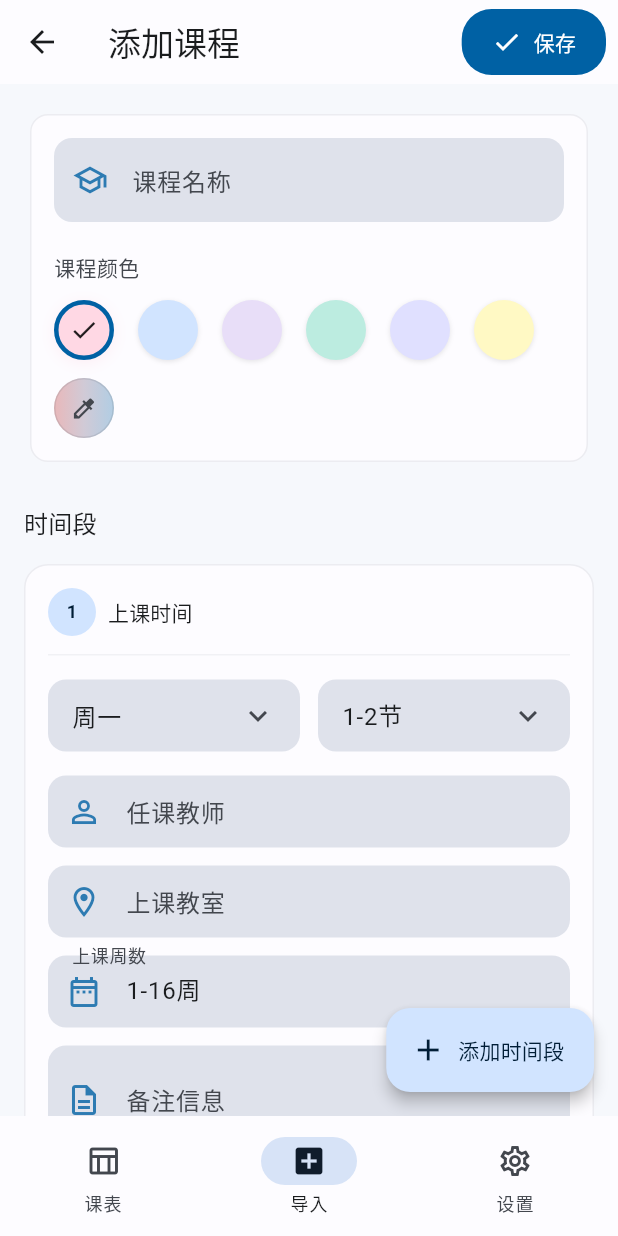
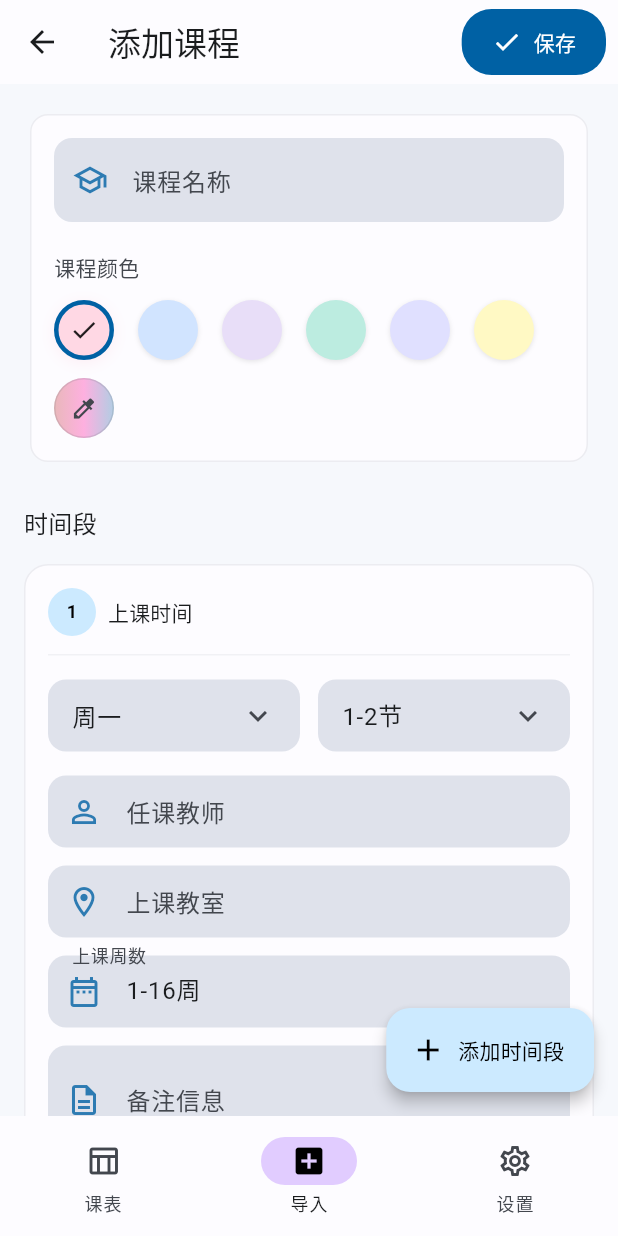
Before and after one commit to jacktaolai/sleepdown, a Flutter app: the screen it shows after launch, item 2 of the bottom bar chosen, on a phone screen of 412 x 824 dp. Run offline on Flutter 3.47's test engine with Material 3 defaults, Android fonts, the phone set to English and light mode, and no system bars; our stand-ins replace flutter_riverpod, shared_preferences, sqflite; accounts and stored records are empty.

Commit message:
fix/完善色彩管理

```diff
--- a/lib/theme/app_theme.dart
+++ b/lib/theme/app_theme.dart
@@ -1,170 +1,156 @@
 import 'package:flutter/material.dart';
 
 /// 应用主题管理器
-/// 集中管理所有主题颜色，支持亮色/暗色模式
+/// 使用 Material 3 种子颜色自动生成主题，支持亮色/暗色模式
 class AppTheme {
-  // ==================== 课程卡片颜色 ====================
-  // 这些是固定的品牌色，用于课程卡片，不随主题变化
-  static const List<Color> courseCardColors = [
+  // ==================== 主题种子颜色 ====================
+
+  /// 默认主题种子颜色 (蓝色)
+  static const Color defaultSeedColor = Color(0xFF0061A4);
+
+  // ==================== 主题构建 ====================
+
+  /// 亮色主题 - 使用种子颜色自动生成
+  static ThemeData get lightTheme {
+    return ThemeData(
+      useMaterial3: true,
+      brightness: Brightness.light,
+      colorScheme: _generateColorScheme(
+        seedColor: defaultSeedColor,
+        brightness: Brightness.light,
+      ),
+    );
+  }
+
+  /// 暗色主题 - 使用种子颜色自动生成
+  static ThemeData get darkTheme {
+    return ThemeData(
+      useMaterial3: true,
+      brightness: Brightness.dark,
+      colorScheme: _generateColorScheme(
+        seedColor: defaultSeedColor,
+        brightness: Brightness.dark,
+      ),
+    );
+  }
+
+  /// 生成 ColorScheme (兼容旧版本 Flutter)
+  static ColorScheme _generateColorScheme({
+    required Color seedColor,
+    required Brightness brightness,
+  }) {
+    final isLight = brightness == Brightness.light;
+
+    // 从种子颜色提取 HSL
+    final hsl = HSLColor.fromColor(seedColor);
+
+    // 计算主色
+    final primary = seedColor;
+    final onPrimary = isLight ? Colors.white : Colors.black;
+    final primaryContainer = hsl.withLightness(isLight ? 0.9 : 0.3).toColor();
+    final onPrimaryContainer = isLight ? Colors.black : Colors.white;
+
+    // 计算次色
+    final secondaryHue = (hsl.hue + 60) % 360;
+    final secondary = HSLColor.fromAHSL(1, secondaryHue, hsl.saturation, isLight ? 0.5 : 0.6).toColor();
+    final onSecondary = isLight ? Colors.white : Colors.black;
+    final secondaryContainer = HSLColor.fromAHSL(1, secondaryHue, hsl.saturation, isLight ? 0.9 : 0.3).toColor();
+    final onSecondaryContainer = isLight ? Colors.black : Colors.white;
+
+    // 计算 tertiary
+    final tertiaryHue = (hsl.hue + 120) % 360;
+    final tertiary = HSLColor.fromAHSL(1, tertiaryHue, hsl.saturation, isLight ? 0.5 : 0.6).toColor();
+    final onTertiary = isLight ? Colors.white : Colors.black;
+    final tertiaryContainer = HSLColor.fromAHSL(1, tertiaryHue, hsl.saturation, isLight ? 0.9 : 0.3).toColor();
+    final onTertiaryContainer = isLight ? Colors.black : Colors.white;
+
+    // 错误色
+    final error = isLight ? const Color(0xFFBA1A1A) : const Color(0xFFFFB4AB);
+    final onError = isLight ? Colors.white : Colors.black;
+    final errorContainer = isLight ? const Color(0xFFFFDAD6) : const Color(0xFF93000A);
+    final onErrorContainer = isLight ? const Color(0xFF410002) : const Color(0xFFFFDAD6);
+
+    // 表面色
+    final surface = isLight ? const Color(0xFFFDFCFF) : const Color(0xFF1A1C1E);
+    final onSurface = isLight ? const Color(0xFF1A1C1E) : const Color(0xFFE2E2E6);
+    final surfaceContainerLow = isLight ? const Color(0xFFF6F8FC) : const Color(0xFF1A1C1E);
+    final surfaceContainer = isLight ? const Color(0xFFF0F4F9) : const Color(0xFF212427);
+    final surfaceContainerHighest = isLight ? const Color(0xFFDFE2EB) : const Color(0xFF2F3133);
+    final onSurfaceVariant = isLight ? const Color(0xFF43474E) : const Color(0xFFC3C7CF);
+    final outline = isLight ? const Color(0xFF73777F) : const Color(0xFF8D9199);
+    final outlineVariant = isLight ? const Color(0xFFC3C7CF) : const Color(0xFF43474E);
+
+    return ColorScheme(
+      brightness: brightness,
+      primary: primary,
+      onPrimary: onPrimary,
+      primaryContainer: primaryContainer,
+      onPrimaryContainer: onPrimaryContainer,
+      secondary: secondary,
+      onSecondary: onSecondary,
+      secondaryContainer: secondaryContainer,
+      onSecondaryContainer: onSecondaryContainer,
+      tertiary: tertiary,
+      onTertiary: onTertiary,
+      tertiaryContainer: tertiaryContainer,
+      onTertiaryContainer: onTertiaryContainer,
+      error: error,
+      onError: onError,
+      errorContainer: errorContainer,
+      onErrorContainer: onErrorContainer,
+      surface: surface,
+      onSurface: onSurface,
+      surfaceContainerLow: surfaceContainerLow,
+      surfaceContainer: surfaceContainer,
+      surfaceContainerHighest: surfaceContainerHighest,
+      onSurfaceVariant: onSurfaceVariant,
+      outline: outline,
+      outlineVariant: outlineVariant,
+    );
+  }
+
+  // ==================== 课程卡片颜色生成 ====================
+
+  /// 生成课程卡片颜色
+  /// 通过调整种子颜色的色相来生成多种颜色
+  /// 自动适配当前亮度模式
+  static ({Color container, Color onContainer}) getCourseCardColorScheme(
+    int colorIndex,
+    Brightness brightness,
+  ) {
+    final baseHue = _getBaseHue(colorIndex);
+    final saturation = _getSaturation(colorIndex);
+    final isLight = brightness == Brightness.light;
+
+    // 亮色模式用浅色，暗色模式用深色
+    final containerLightness = isLight ? 0.92 : 0.25;
+    final onContainerLightness = isLight ? 0.15 : 0.85;
+
+    final containerColor = HSLColor.fromAHSL(1.0, baseHue, saturation, containerLightness).toColor();
+    final onContainerColor = HSLColor.fromAHSL(1.0, baseHue, saturation * 0.6, onContainerLightness).toColor();
+
+    return (container: containerColor, onContainer: onContainerColor);
+  }
+
+  /// 获取基础色相 (0-360)
+  static double _getBaseHue(int index) {
+    // 使用黄金角度分布，使颜色更均匀分布
+    const goldenAngle = 137.508;
+    return (index * goldenAngle) % 360;
+  }
+
+  /// 获取饱和度
+  static double _getSaturation(int index) {
+    // 在 0.5-0.7 之间变化
+    return 0.5 + (index % 3) * 0.1;
+  }
+
+  /// 获取课程卡片的基础颜色（用于预览）
+  static const List<Color> courseCardPreviewColors = [
     Color(0xFFFFD8E4), // 粉色
     Color(0xFFD1E4FF), // 蓝色
     Color(0xFFE8DEF8), // 紫色
     Color(0xFFBCECE0), // 绿色
     Color(0xFFE0E0FF), // 靛蓝
   ];
-
-  static const List<Color> courseCardOnColors = [
-    Color(0xFF31111D), // 粉色文字
-    Color(0xFF001D36), // 蓝色文字
-    Color(0xFF1D192B), // 紫色文字
-    Color(0xFF00201A), // 绿色文字
-    Color(0xFF00006E), // 靛蓝文字
-  ];
-
-  /// 获取课程卡片的颜色配置
-  static ({Color container, Color onContainer}) getCourseCardColorScheme(int colorIndex) {
-    final index = colorIndex % courseCardColors.length;
-    return (
-      container: courseCardColors[index],
-      onContainer: courseCardOnColors[index],
-    );
-  }
-
-  // ==================== MD3 主题构建 ====================
-
-  static ThemeData get lightTheme {
-    return ThemeData(
-      useMaterial3: true,
-      brightness: Brightness.light,
-      colorScheme: _lightColorScheme,
-      fontFamily: 'Roboto',
-    );
-  }
-
-  static ThemeData get darkTheme {
-    return ThemeData(
-      useMaterial3: true,
-      brightness: Brightness.dark,
-      colorScheme: _darkColorScheme,
-      fontFamily: 'Roboto',
-    );
-  }
-
-  // ==================== 亮色主题颜色 ====================
-
-  static const Color _lightPrimary = Color(0xFF0061A4);
-  static const Color _lightOnPrimary = Color(0xFFFFFFFF);
-  static const Color _lightPrimaryContainer = Color(0xFFD1E4FF);
-  static const Color _lightOnPrimaryContainer = Color(0xFF001D36);
-
-  static const Color _lightSecondary = Color(0xFF535F70);
-  static const Color _lightOnSecondary = Color(0xFFFFFFFF);
-  static const Color _lightSecondaryContainer = Color(0xFFD7E3F7);
-  static const Color _lightOnSecondaryContainer = Color(0xFF101C2B);
-
-  static const Color _lightTertiary = Color(0xFF6B5778);
-  static const Color _lightOnTertiary = Color(0xFFFFFFFF);
-  static const Color _lightTertiaryContainer = Color(0xFFF2DAFF);
-  static const Color _lightOnTertiaryContainer = Color(0xFF251431);
-
-  static const Color _lightError = Color(0xFFBA1A1A);
-  static const Color _lightOnError = Color(0xFFFFFFFF);
-  static const Color _lightErrorContainer = Color(0xFFFFDAD6);
-  static const Color _lightOnErrorContainer = Color(0xFF410002);
-
-  static const Color _lightSurface = Color(0xFFFDFCFF);
-  static const Color _lightSurfaceContainerLow = Color(0xFFF6F8FC);
-  static const Color _lightSurfaceContainer = Color(0xFFF0F4F9);
-  static const Color _lightSurfaceContainerHighest = Color(0xFFDFE2EB);
-  static const Color _lightOnSurface = Color(0xFF1A1C1E);
-  static const Color _lightOnSurfaceVariant = Color(0xFF43474E);
-  static const Color _lightOutline = Color(0xFF73777F);
-  static const Color _lightOutlineVariant = Color(0xFFC3C7CF);
-
-  static final ColorScheme _lightColorScheme = const ColorScheme(
-    brightness: Brightness.light,
-    primary: _lightPrimary,
-    onPrimary: _lightOnPrimary,
-    primaryContainer: _lightPrimaryContainer,
-    onPrimaryContainer: _lightOnPrimaryContainer,
-    secondary: _lightSecondary,
-    onSecondary: _lightOnSecondary,
-    secondaryContainer: _lightSecondaryContainer,
-    onSecondaryContainer: _lightOnSecondaryContainer,
-    tertiary: _lightTertiary,
-    onTertiary: _lightOnTertiary,
-    tertiaryContainer: _lightTertiaryContainer,
-    onTertiaryContainer: _lightOnTertiaryContainer,
-    error: _lightError,
-    onError: _lightOnError,
-    errorContainer: _lightErrorContainer,
-    onErrorContainer: _lightOnErrorContainer,
-    surface: _lightSurface,
-    onSurface: _lightOnSurface,
-    surfaceContainerLow: _lightSurfaceContainerLow,
-    surfaceContainer: _lightSurfaceContainer,
-    surfaceContainerHighest: _lightSurfaceContainerHighest,
-    onSurfaceVariant: _lightOnSurfaceVariant,
-    outline: _lightOutline,
-    outlineVariant: _lightOutlineVariant,
-  );
-
-  // ==================== 暗色主题颜色 ====================
-
-  static const Color _darkPrimary = Color(0xFF9ECAFF);
-  static const Color _darkOnPrimary = Color(0xFF003258);
-  static const Color _darkPrimaryContainer = Color(0xFF00497D);
-  static const Color _darkOnPrimaryContainer = Color(0xFFD1E4FF);
-
-  static const Color _darkSecondary = Color(0xFFBBC7DB);
-  static const Color _darkOnSecondary = Color(0xFF253140);
-  static const Color _darkSecondaryContainer = Color(0xFF3B4858);
-  static const Color _darkOnSecondaryContainer = Color(0xFFD7E3F7);
-
-  static const Color _darkTertiary = Color(0xFFD6BEE4);
-  static const Color _darkOnTertiary = Color(0xFF3B2948);
-  static const Color _darkTertiaryContainer = Color(0xFF523F5F);
-  static const Color _darkOnTertiaryContainer = Color(0xFFF2DAFF);
-
-  static const Color _darkError = Color(0xFFFFB4AB);
-  static const Color _darkOnError = Color(0xFF690005);
-  static const Color _darkErrorContainer = Color(0xFF93000A);
-  static const Color _darkOnErrorContainer = Color(0xFFFFDAD6);
-
-  static const Color _darkSurface = Color(0xFF1A1C1E);
-  static const Color _darkSurfaceContainerLow = Color(0xFF1A1C1E);
-  static const Color _darkSurfaceContainer = Color(0xFF212427);
-  static const Color _darkSurfaceContainerHighest = Color(0xFF2F3133);
-  static const Color _darkOnSurface = Color(0xFFE2E2E6);
-  static const Color _darkOnSurfaceVariant = Color(0xFFC3C7CF);
-  static const Color _darkOutline = Color(0xFF8D9199);
-  static const Color _darkOutlineVariant = Color(0xFF43474E);
-
-  static final ColorScheme _darkColorScheme = const ColorScheme(
-    brightness: Brightness.dark,
-    primary: _darkPrimary,
-    onPrimary: _darkOnPrimary,
-    primaryContainer: _darkPrimaryContainer,
-    onPrimaryContainer: _darkOnPrimaryContainer,
-    secondary: _darkSecondary,
-    onSecondary: _darkOnSecondary,
-    secondaryContainer: _darkSecondaryContainer,
-    onSecondaryContainer: _darkOnSecondaryContainer,
-    tertiary: _darkTertiary,
-    onTertiary: _darkOnTertiary,
-    tertiaryContainer: _darkTertiaryContainer,
-    onTertiaryContainer: _darkOnTertiaryContainer,
-    error: _darkError,
-    onError: _darkOnError,
-    errorContainer: _darkErrorContainer,
-    onErrorContainer: _darkOnErrorContainer,
-    surface: _darkSurface,
-    onSurface: _darkOnSurface,
-    surfaceContainerLow: _darkSurfaceContainerLow,
-    surfaceContainer: _darkSurfaceContainer,
-    surfaceContainerHighest: _darkSurfaceContainerHighest,
-    onSurfaceVariant: _darkOnSurfaceVariant,
-    outline: _darkOutline,
-    outlineVariant: _darkOutlineVariant,
-  );
 }
```
Also changed, not shown: lib/ui/widgets/course_card.dart (+78 -3 lines), 1 other file.
